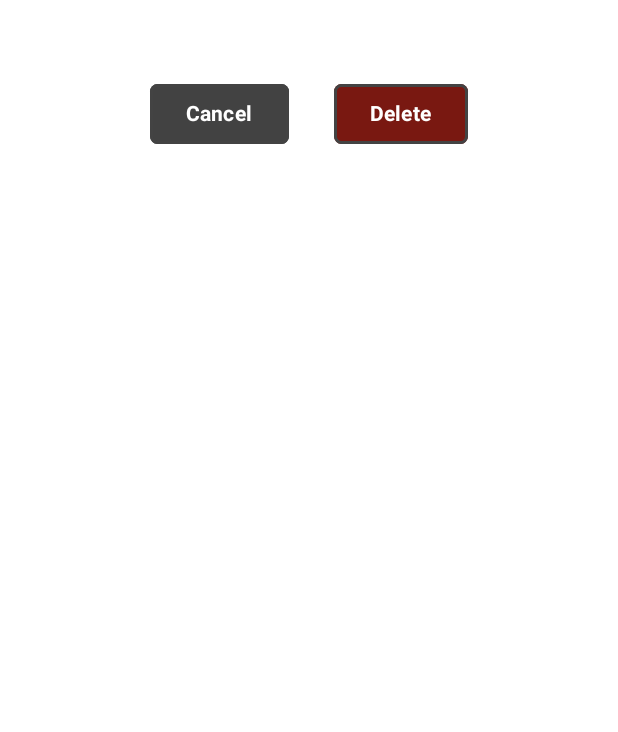
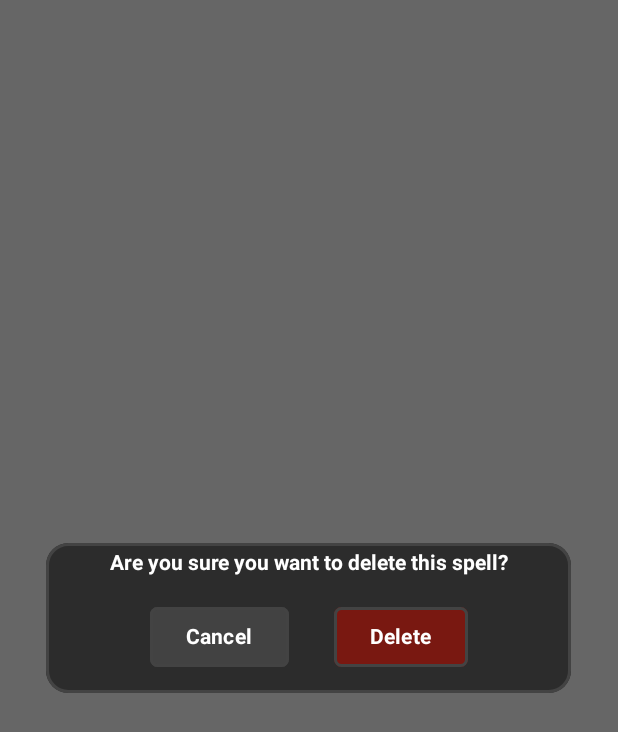
Before and after one commit to TwoFacedToby/Spellbook_5e_Application, an Android app built with Jetpack Compose: the @Preview function PreviewLocalSpellCard, on a phone screen of 412 x 824 dp. Shown: the top 732 px of the screen. Run offline under Robolectric (Android 15) with nearby library versions, the phone set to English and light mode, and no system bars.

Commit message:
Delete overlay is now Dialog type, allowing it to be more pop-up like

```diff
--- a/app/src/main/java/com/example/spellbook5eapplication/app/view/Overlays/DeletePrompt.kt
+++ b/app/src/main/java/com/example/spellbook5eapplication/app/view/Overlays/DeletePrompt.kt
@@ -4,6 +4,7 @@ import androidx.compose.animation.core.Animatable
 import androidx.compose.animation.core.Spring
 import androidx.compose.animation.core.spring
 import androidx.compose.foundation.background
+import androidx.compose.foundation.border
 import androidx.compose.foundation.layout.Arrangement
 import androidx.compose.foundation.layout.Box
 import androidx.compose.foundation.layout.Column
@@ -14,6 +15,7 @@ import androidx.compose.foundation.layout.fillMaxWidth
 import androidx.compose.foundation.layout.height
 import androidx.compose.foundation.layout.offset
 import androidx.compose.foundation.layout.padding
+import androidx.compose.foundation.layout.size
 import androidx.compose.foundation.layout.width
 import androidx.compose.foundation.shape.RoundedCornerShape
 import androidx.compose.material3.Button
@@ -32,23 +34,47 @@ import androidx.compose.ui.text.font.FontWeight
 import androidx.compose.ui.tooling.preview.Preview
 import androidx.compose.ui.unit.dp
 import androidx.compose.ui.unit.sp
+import androidx.compose.ui.window.Dialog
 import com.example.spellbook5eapplication.R
 import com.example.spellbook5eapplication.app.view.spellCards.LocalLargeSpellCardOverlay
 import com.example.spellbook5eapplication.app.view.utilities.ColouredButton
+import com.example.spellbook5eapplication.app.view.utilities.CreateDialog
 import com.example.spellbook5eapplication.app.viewmodel.GlobalOverlayState
 import kotlinx.coroutines.launch
 
 @Composable
 fun DeleteOverlay(onDismissRequest: () -> Unit) {
+    Dialog(
+        onDismissRequest = { /*TODO*/ }
+    )
+    {
+        Box(
+            modifier = Modifier
+                .size(width = 350.dp, height = 100.dp)
+                .background(
+                    color = colorResource(id = R.color.main_color),
+                    shape = RoundedCornerShape(15.dp)
+                )
+                .border(
+                    width = 2.dp,
+                    color = colorResource(id = R.color.border_color),
+                    shape = RoundedCornerShape(15.dp)
+                )
+        ) {
             Column(
             modifier = Modifier
-            .padding(16.dp)
-            .fillMaxWidth(),
-        horizontalAlignment = Alignment.CenterHorizontally
-    ) {
-        Text(text = "Are you sure you want to delete this spell?", color = colorResource(id = R.color.white), fontSize = 17.sp, fontWeight = FontWeight.Bold)
+                .fillMaxSize(),
+            horizontalAlignment = Alignment.CenterHorizontally,
+            verticalArrangement = Arrangement.Top) {
 
-        Spacer(modifier = Modifier.height(16.dp))
+                Text(
+                    modifier = Modifier.padding(top = 5.dp, bottom = 5.dp),
+                    text = "Are you sure you want to delete this spell?",
+                    color = colorResource(id = R.color.white),
+                    fontWeight = FontWeight.Bold
+                )
+
+                Spacer(modifier = Modifier.height(12.dp))
 
                 Row(
                     modifier = Modifier.fillMaxWidth(),
@@ -77,9 +103,11 @@ fun DeleteOverlay(onDismissRequest: () -> Unit) {
                         println("Button delete clicked")
                     }
                 }
-
             }
         }
+    }
+}
+
 
 @Preview
 @Composable
```
Lines whose indentation alone changed are shown as unchanged.
